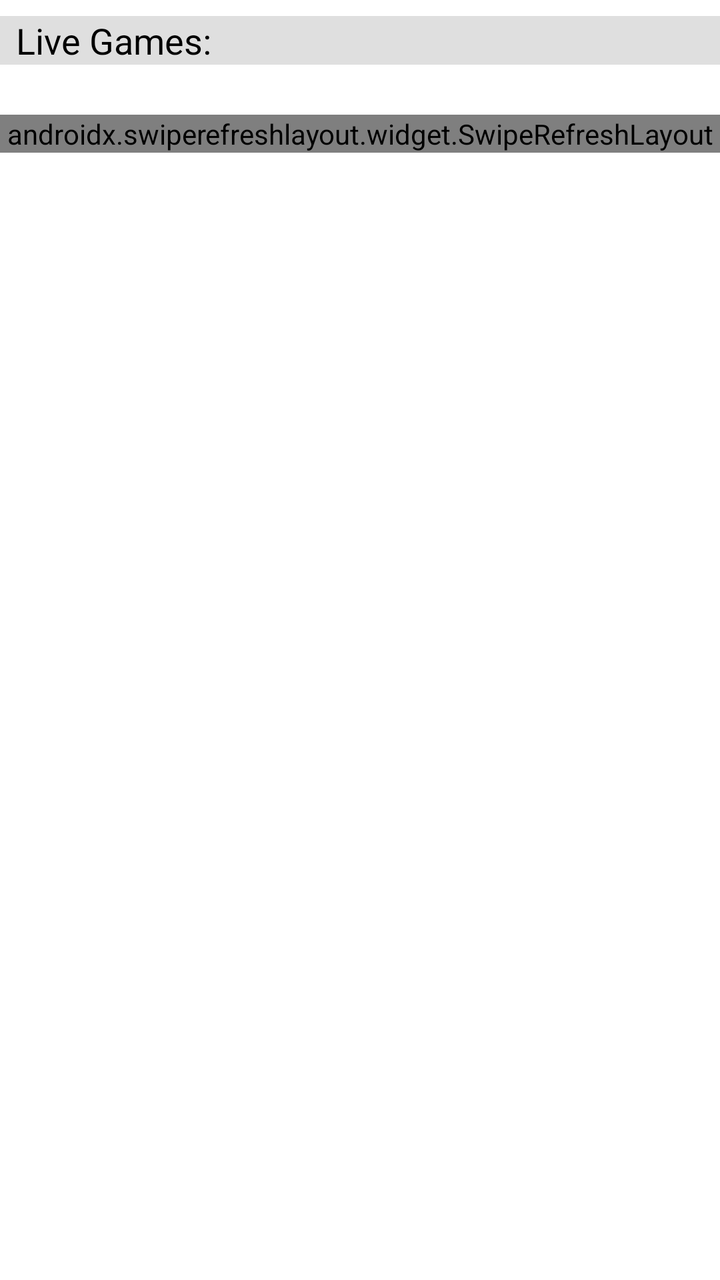
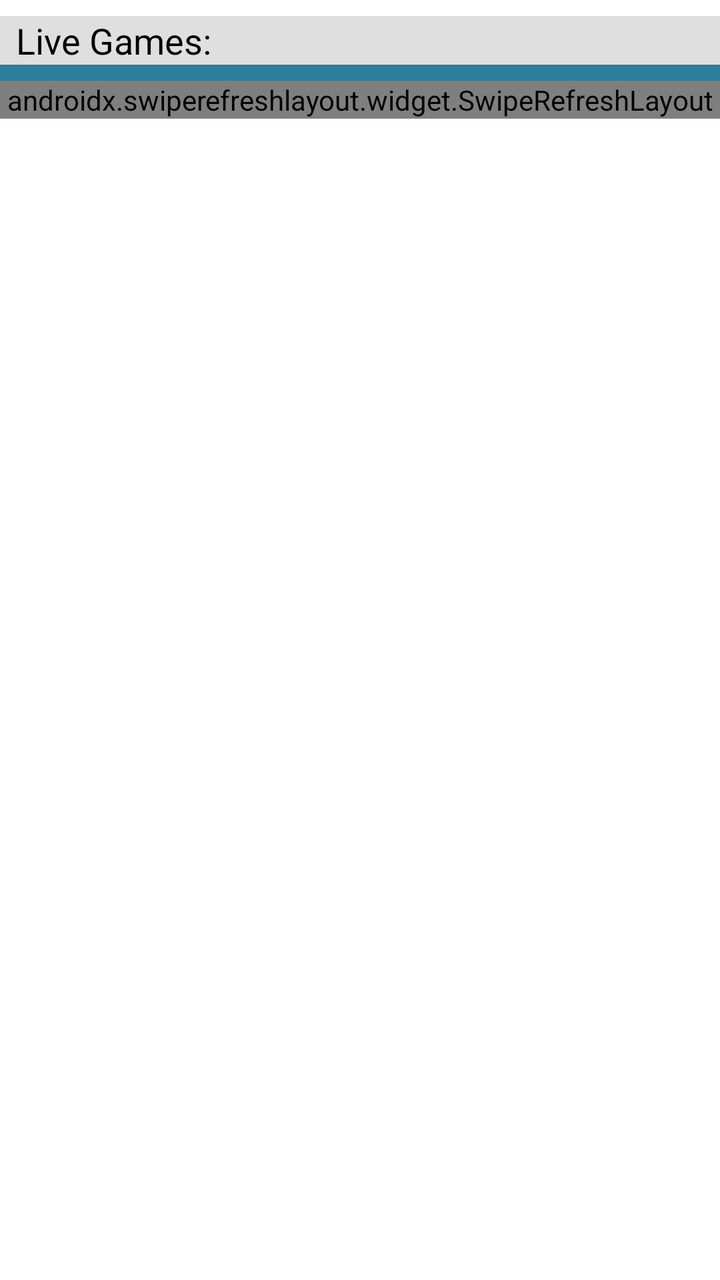

An Android layout rendered at two revisions. The XML below is the earlier revision; the diff shows what the commit changed to produce the second picture.
<!-- AndroidManifest.xml: application theme AppTheme -->
<!-- res/layout/frag_games.xml -->
<LinearLayout xmlns:android="http://schemas.android.com/apk/res/android"
    xmlns:app="http://schemas.android.com/apk/res-auto"
    xmlns:tools="http://schemas.android.com/tools"
    android:layout_marginTop="?android:attr/actionBarSize"
    android:layout_width="match_parent"
    android:layout_height="match_parent"
    tools:context="com.goldengear.tikvah.FragGames"
    android:background="#ffffff"
    android:orientation="vertical"
    android:id="@+id/frameLayout">

    <LinearLayout
        android:id="@+id/frameLayout2"
        android:layout_width="match_parent"
        android:layout_height="wrap_content"
        android:layout_marginTop="8dp"
        android:background="#dfdfdf"
        android:orientation="vertical"
        android:layout_marginBottom="25dp">
        <TextView
            android:layout_width="match_parent"
            android:layout_height="wrap_content"
            android:text="Live Games:"
            android:textSize="18sp"
            android:layout_marginLeft="8dp"/>
        <androidx.recyclerview.widget.RecyclerView
            android:id="@+id/lstLiveGames"
            android:layout_width="match_parent"
            android:layout_height="wrap_content"
            android:background="#fff" />
    </LinearLayout>

    <androidx.swiperefreshlayout.widget.SwipeRefreshLayout
        android:id="@+id/srlGames"
        android:layout_width="match_parent"
        android:layout_height="wrap_content"
        android:background="@android:color/white"
        app:layout_constraintEnd_toEndOf="parent"
        tools:layout_conversion_absoluteHeight="619dp"
        tools:layout_conversion_absoluteWidth="411dp"
        tools:layout_editor_absoluteY="56dp">

        <ListView
            android:id="@+id/lstGames"
            android:layout_width="wrap_content"
            android:layout_height="wrap_content"
            android:background="#fff"
            android:dividerHeight="0dp"
            tools:layout_conversion_absoluteHeight="0dp"
            tools:layout_conversion_absoluteWidth="0dp"
            tools:layout_editor_absoluteX="0dp"
            tools:layout_editor_absoluteY="56dp" />
    </androidx.swiperefreshlayout.widget.SwipeRefreshLayout>
</LinearLayout>
<!-- resources referenced by this layout -->
<resources>
  <style name="AppTheme" parent="Theme.AppCompat.Light.DarkActionBar">
          
          <item name="colorPrimary">#2d7e9b</item>
          <item name="colorPrimaryDark">@color/colorPrimaryDark</item>
          <item name="colorAccent">@color/colorAccent</item>
          <item name="android:textColorPrimary">#000000</item>
          <item name="android:textColor">#000</item>
  
  
          <item name="android:colorBackground">@color/background_material_light</item>
          <item name="android:textColorSecondaryInverse">@color/colorAccent</item>
      </style>
  <color name="colorPrimaryDark">#1540AE</color>
  <color name="colorAccent">#aabbff</color>
  <color name="background_material_light">#f5f5f5</color>
</resources>

<!-- the commit's change to res/layout/frag_games.xml (unified diff, before → after) -->
@@ -16,7 +16,7 @@
         android:layout_marginTop="8dp"
         android:background="#dfdfdf"
         android:orientation="vertical"
-        android:layout_marginBottom="25dp">
+        >
         <TextView
             android:layout_width="match_parent"
             android:layout_height="wrap_content"
@@ -29,7 +29,10 @@
             android:layout_height="wrap_content"
             android:background="#fff" />
     </LinearLayout>
-
+    <View
+        android:layout_width="match_parent"
+        android:layout_height="8dp"
+        android:background="#2d7e9b"/>
     <androidx.swiperefreshlayout.widget.SwipeRefreshLayout
         android:id="@+id/srlGames"
         android:layout_width="match_parent"
